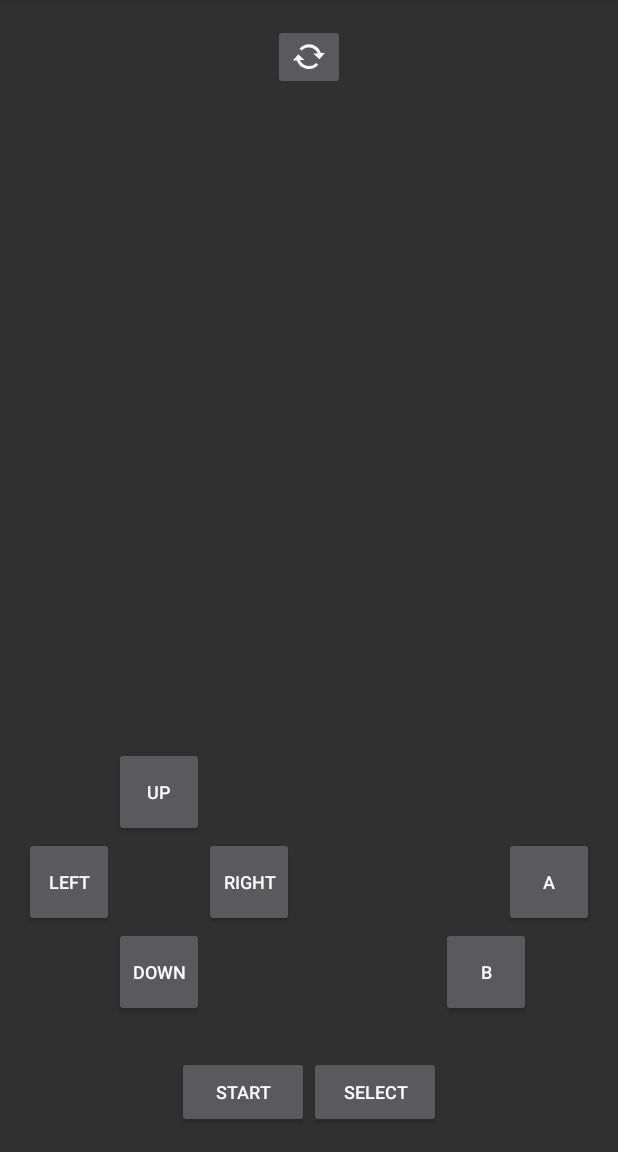
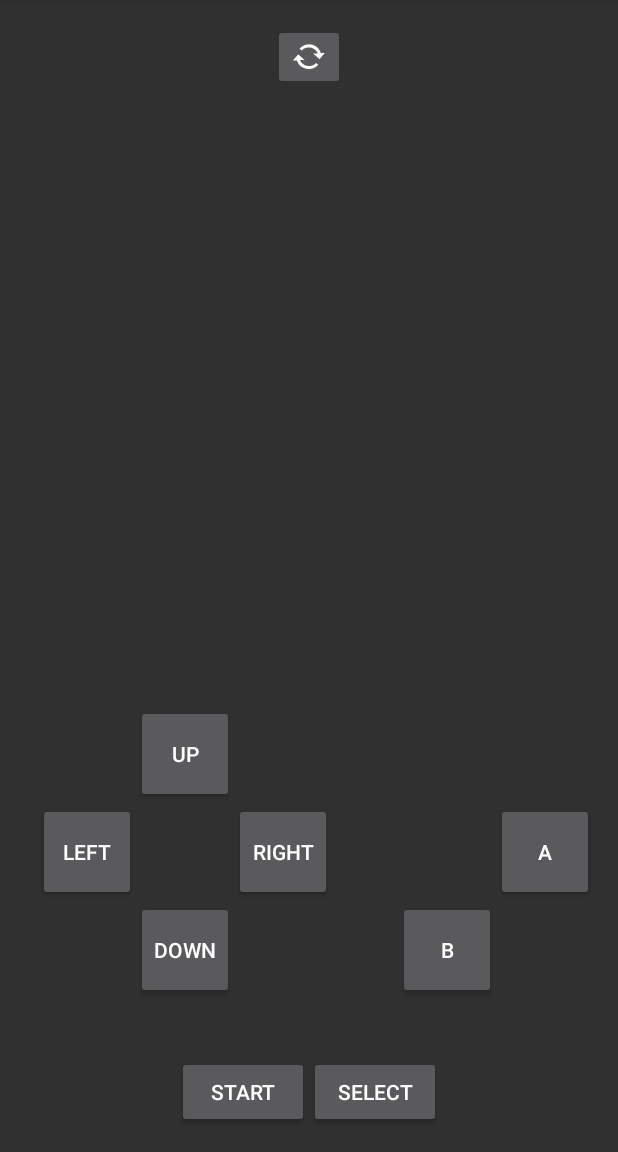
Before and after one commit to jlundstrom/Table-Framework, an Android app: the ControllerActivity screen opened directly, with no data from a screen before it, after a tap on an icon or button, on a phone screen of 412 x 824 dp, the part 84-1236 px from its top. Run offline under Robolectric (Android 15) with nearby library versions, the phone set to English and light mode, and no system bars; 3 statements that could not run were skipped.

Commit message:
updated app and commands sent and misc

```diff
--- a/AndroidGUI/app/src/main/java/com/remote/btcontroller/ControllerActivity.java
+++ b/AndroidGUI/app/src/main/java/com/remote/btcontroller/ControllerActivity.java
@@ -76,9 +76,13 @@ public class ControllerActivity extends AppCompatActivity implements OnTouchList
             {
                 view.performHapticFeedback(HapticFeedbackConstants.VIRTUAL_KEY);
                 msg("Time synchronized");
-                DateFormat df = new SimpleDateFormat("MM-dd");
-                String date = df.format(Calendar.getInstance().getTime());
-                btWrite("z" + date + "\0");
+                DateFormat df1 = new SimpleDateFormat("MM-dd");
+                DateFormat df2 = new SimpleDateFormat("hh:ss");
+                String date = df1.format(Calendar.getInstance().getTime());
+                String time = df2.format(Calendar.getInstance().getTime());
+                btWrite("z\0");
+                btWrite(date + "\0");
+                btWrite(time + "\0");
             }
         });
 
@@ -117,19 +121,19 @@ public class ControllerActivity extends AppCompatActivity implements OnTouchList
                     break;
 
                 case R.id.btn_a:
+                    btWrite("q\0");
+                    break;
+
+                case R.id.btn_b:
+                    btWrite("e\0");
+                    break;
+
+                case R.id.btn_start:
                     btWrite("h\0");
                     break;
 
-                case R.id.btn_b:
+                case R.id.btn_select:
                     btWrite("j\0");
-                    break;
-
-                case R.id.btn_start:
-                    btWrite("q\0");
-                    break;
-
-                case R.id.btn_select:
-                    btWrite("e\0");
                     break;
             }
         }
@@ -157,19 +161,19 @@ public class ControllerActivity extends AppCompatActivity implements OnTouchList
                     break;
 
                 case R.id.btn_a:
+                    btWrite("Q\0");
+                    break;
+
+                case R.id.btn_b:
+                    btWrite("E\0");
+                    break;
+
+                case R.id.btn_start:
                     btWrite("H\0");
                     break;
 
-                case R.id.btn_b:
+                case R.id.btn_select:
                     btWrite("J\0");
-                    break;
-
-                case R.id.btn_start:
-                    btWrite("Q\0");
-                    break;
-
-                case R.id.btn_select:
-                    btWrite("E\0");
                     break;
             }
         }
--- a/AndroidGUI/app/src/main/res/layout/activity_bt_controller.xml
+++ b/AndroidGUI/app/src/main/res/layout/activity_bt_controller.xml
@@ -25,14 +25,14 @@
             android:layout_width="wrap_content"
             android:layout_height="wrap_content"
             android:text="Start"
-            android:textSize="12sp" />
+            android:textSize="14sp" />
 
         <Button
             android:id="@+id/btn_select"
             android:layout_width="wrap_content"
             android:layout_height="wrap_content"
             android:text="Select"
-            android:textSize="12sp" />
+            android:textSize="14sp" />
     </LinearLayout>
 
     <LinearLayout
@@ -60,15 +60,15 @@
         android:layout_above="@+id/btn_left"
         android:layout_toEndOf="@+id/btn_left"
         android:text="Up"
-        android:textSize="12sp" />
+        android:textSize="14sp" />
 
     <Button
         android:id="@+id/btn_down"
         android:layout_width="@dimen/box_size"
         android:layout_height="@dimen/box_size"
-        android:layout_marginBottom="26dp"
+        android:layout_marginBottom="38dp"
         android:text="Down"
-        android:textSize="12sp"
+        android:textSize="14sp"
         android:layout_above="@+id/linearLayout2"
         android:layout_toEndOf="@+id/btn_left" />
 
@@ -79,26 +79,26 @@
         android:layout_above="@+id/btn_b"
         android:layout_alignParentEnd="true"
         android:text="A"
-        android:textSize="12sp" />
+        android:textSize="14sp" />
 
     <Button
         android:id="@+id/btn_b"
         android:layout_width="@dimen/box_size"
         android:layout_height="@dimen/box_size"
-        android:layout_alignParentEnd="true"
         android:layout_below="@+id/btn_right"
-        android:layout_marginEnd="42dp"
+        android:layout_toStartOf="@+id/btn_a"
         android:text="B"
-        android:textSize="12sp" />
+        android:textSize="14sp" />
 
     <Button
         android:id="@+id/btn_left"
         android:layout_width="@dimen/box_size"
         android:layout_height="@dimen/box_size"
+        android:text="Left"
+        android:textSize="14sp"
         android:layout_above="@+id/btn_down"
         android:layout_alignParentStart="true"
-        android:text="Left"
-        android:textSize="12sp" />
+        android:layout_marginStart="9dp" />
 
     <Button
         android:id="@+id/btn_right"
@@ -107,6 +107,6 @@
         android:layout_below="@+id/btn_up"
         android:layout_toEndOf="@+id/btn_up"
         android:text="Right"
-        android:textSize="12sp" />
+        android:textSize="14sp" />
 
 </RelativeLayout>
--- a/AndroidGUI/app/src/main/res/layout/activity_main.xml
+++ b/AndroidGUI/app/src/main/res/layout/activity_main.xml
@@ -17,7 +17,7 @@
         android:layout_alignParentTop="true"
         android:layout_centerHorizontal="true"
         android:text="Find Devices"
-        android:textSize="12sp" />
+        android:textSize="14sp" />
 
     <ListView
         android:id="@+id/listDevices"
--- a/AndroidGUI/app/src/main/res/values/dimens.xml
+++ b/AndroidGUI/app/src/main/res/values/dimens.xml
@@ -2,5 +2,5 @@
     <!-- Default screen margins, per the Android Design guidelines. -->
     <dimen name="activity_horizontal_margin">16dp</dimen>
     <dimen name="activity_vertical_margin">16dp</dimen>
-    <dimen name="box_size">60dp</dimen>
+    <dimen name="box_size">65dp</dimen>
 </resources>
```
Also changed, not shown: 3 other files.
